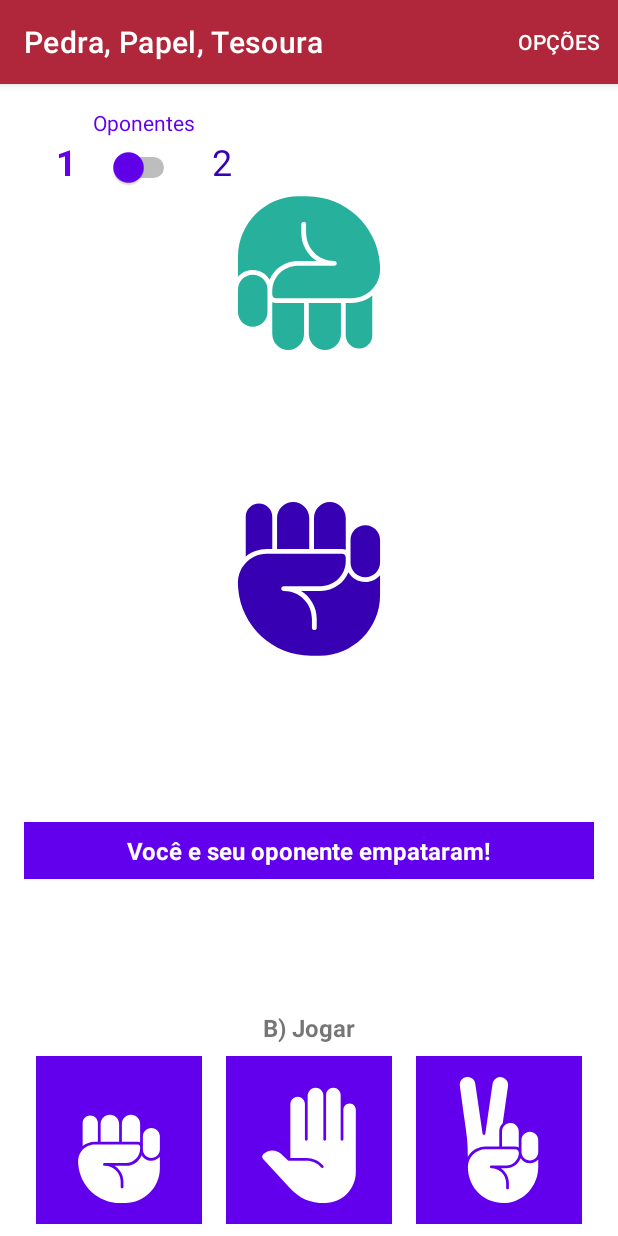
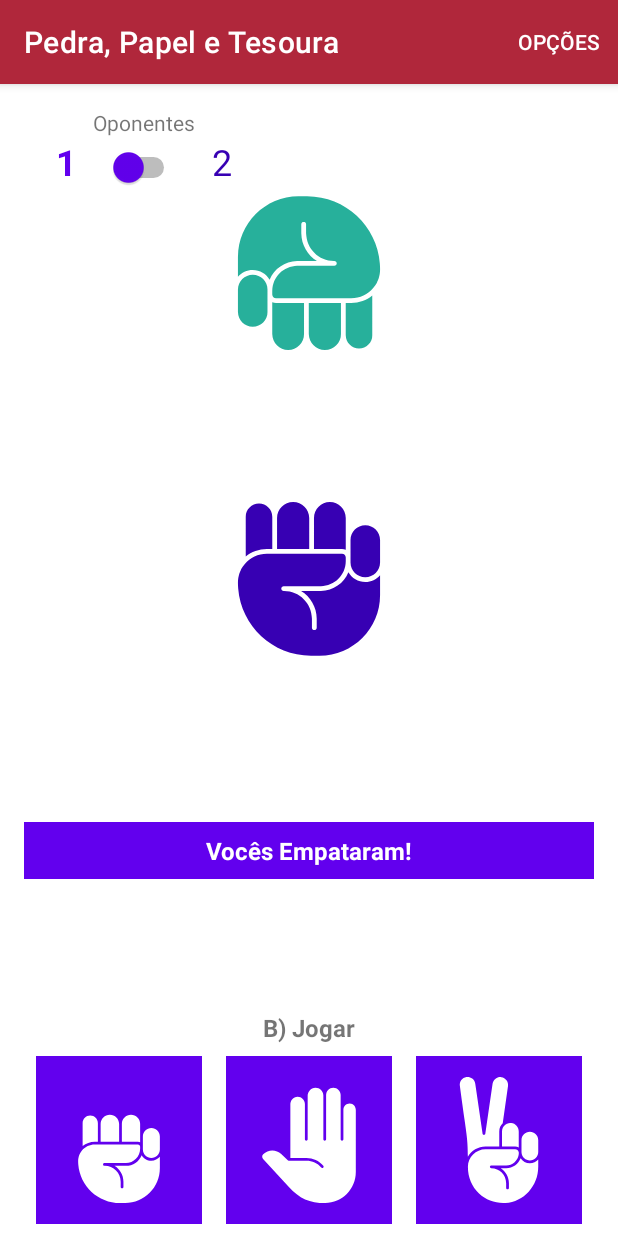
Before and after one commit to fernandosantis/PedraPapelTesoura, an Android app: the screen it shows after launch (MainActivity), after a tap on an icon or button, on a phone screen of 412 x 824 dp. Run offline under Robolectric (Android 15) with nearby library versions, the phone set to English and light mode, and no system bars.

Commit message:
Finalizando as Opções

```diff
--- a/app/src/main/kotlin/br/edu/ifsp/scl/sdm/pedrapapeltesoura/MainActivity.kt
+++ b/app/src/main/kotlin/br/edu/ifsp/scl/sdm/pedrapapeltesoura/MainActivity.kt
@@ -1,50 +1,68 @@
 package br.edu.ifsp.scl.sdm.pedrapapeltesoura
 
-import android.graphics.Typeface
+import android.content.Intent
 import android.os.Bundle
 import android.view.Menu
+import android.view.MenuItem
 import android.view.View
+import android.widget.Toast
+import androidx.activity.result.ActivityResultLauncher
+import androidx.activity.result.contract.ActivityResultContracts
 import androidx.appcompat.app.AppCompatActivity
 import br.edu.ifsp.scl.sdm.pedrapapeltesoura.databinding.ActivityMainBinding
 import kotlin.random.Random
 
 class MainActivity : AppCompatActivity(), View.OnClickListener {
     // Binding
-    private var binding: ActivityMainBinding? = null
-    var qtdOponentes = 1
-    var corP = R.color.design_default_color_primary
+    private lateinit var binding: ActivityMainBinding
+    private lateinit var opcoesActivityResultLauncher: ActivityResultLauncher<Intent>
+    private var corP = R.color.design_default_color_primary
 
     // Integer corPV = R.color.design_default_color_primary_variant;
-    var escolha: Int = 0
+    private var escolha: Int = 0
 
     // Valores: Pedra=0, Papel=1, Tesoura=2
     private var maos = arrayOf(R.drawable.img_pedra, R.drawable.img_papel, R.drawable.img_tesoura)
+
+    companion object {
+        var JOGADAS = 1
+        var PLAYERS = 1
+    }
+
     override fun onCreate(savedInstanceState: Bundle?) {
         super.onCreate(savedInstanceState)
         // Inflando o Layout
         binding = ActivityMainBinding.inflate(
             layoutInflater
         )
-        setContentView(binding!!.root)
+        setContentView(binding.root)
+        supportActionBar?.title = "Pedra, Papel e Tesoura"
         limpaCampos()
 
         // Switch - QtdOponentes
-        binding!!.swtQtdOponentes.isChecked = false
-        binding!!.swtQtdOponentes.setOnCheckedChangeListener { buttonView, isChecked ->
-            if (buttonView.isChecked) {
-                binding!!.lblUmOponente.typeface = Typeface.defaultFromStyle(Typeface.NORMAL)
-                binding!!.lblDoisOponentes.typeface = Typeface.defaultFromStyle(Typeface.BOLD)
-                qtdOponentes = 2
-            } else {
-                binding!!.lblUmOponente.typeface = Typeface.defaultFromStyle(Typeface.BOLD)
-                binding!!.lblDoisOponentes.typeface = Typeface.defaultFromStyle(Typeface.NORMAL)
-                qtdOponentes = 1
+
+        binding.imbtPedra.setOnClickListener(this)
+        binding.imbtPapel.setOnClickListener(this)
+        binding.imbtTesoura.setOnClickListener(this)
+
+/*
+        savedInstanceState?.getString(PLAYERS).takeIf { it != null }.apply { PLAYERS = this.toString() }
+        savedInstanceState?.getString(JOGADAS).takeIf { it != null }.apply { JOGADAS = this.toString() }
+*/
+
+        opcoesActivityResultLauncher =
+            registerForActivityResult(ActivityResultContracts.StartActivityForResult()) { resultado ->
+                if (resultado?.resultCode == RESULT_OK) {
+                    with(resultado) {
+                        data?.getIntExtra("PLAYERS",1).takeIf { it != null }
+                            .let { PLAYERS= it ?: 1 }
+                        data?.getIntExtra("JOGADAS",1).takeIf { it != null }
+                            .let { JOGADAS = it ?: 1 }
+                    }
+                }
+                Toast.makeText(this@MainActivity, "Players $PLAYERS : Rodadas: $JOGADAS", Toast.LENGTH_SHORT).show()
+                limpaCampos()
             }
-            limpaCampos()
-        }
-        binding!!.imbtPedra.setOnClickListener(this)
-        binding!!.imbtPapel.setOnClickListener(this)
-        binding!!.imbtTesoura.setOnClickListener(this)
     }
 
     override fun onClick(view: View) {
@@ -53,51 +71,71 @@ class MainActivity : AppCompatActivity(), View.OnClickListener {
             R.id.imbtPapel -> escolha = 1
             R.id.imbtTesoura -> escolha = 2
         }
-        binding!!.imgJogador.setImageResource(maos[escolha])
+        binding.imgJogador.setImageResource(maos[escolha])
         // Checa Qtd de Oponentes
-        if (qtdOponentes == 1) {
+        if (PLAYERS == 1) {
             jogar1Op()
         } else {
             jogar2Op()
         }
     }
 
+    // Menu
     override fun onCreateOptionsMenu(menu: Menu): Boolean {
         val inflater = menuInflater
         inflater.inflate(R.menu.menu, menu)
         return true
     }
 
-    fun jogar1Op() {
+    // Opcao Menu
+    override fun onOptionsItemSelected(item: MenuItem): Boolean {
+        return when (item.itemId) {
+            R.id.opt_opcoes -> {
+                val opcoesIntent = Intent(this, OpcoesActivity::class.java)
+                with(binding) {
+                    opcoesIntent.putExtra("PLAYERS", PLAYERS)
+
+                    opcoesIntent.putExtra("JOGADAS", JOGADAS)
+                }
+                opcoesActivityResultLauncher.launch(opcoesIntent)
+                true
+            }
+            else -> {
+                false
+            }
+        }
+    }
+
+    private fun jogar1Op() {
         val random = Random(System.currentTimeMillis())
         val escolhaOp1 = random.nextInt(3)
 
         // Ajusta visualização dos Elementos
-        binding!!.imgOponente1.setImageResource(maos[escolhaOp1])
-        binding!!.llResultadoOponentes.visibility = View.VISIBLE
-        binding!!.imgOponente1.rotation = 180f
-        binding!!.imgOponente2.visibility = View.GONE
-        binding!!.llResultadosJogador.visibility = View.VISIBLE
-        binding!!.lblResultado.text = resultado1(escolha, escolhaOp1)
-        binding!!.lblResultado.visibility = View.VISIBLE
+        binding.imgOponente1.setImageResource(maos[escolhaOp1])
+        binding.llResultadoOponentes.visibility = View.VISIBLE
+        binding.imgOponente1.rotation = 180f
+        binding.imgOponente2.visibility = View.GONE
+        binding.llResultadosJogador.visibility = View.VISIBLE
+        binding.lblResultado.text = resultado1(escolha, escolhaOp1)
+        binding.lblResultado.visibility = View.VISIBLE
     }
 
-    fun jogar2Op() {
+    private fun jogar2Op() {
         val random = Random(System.currentTimeMillis())
         val escolhaOp1 = random.nextInt(3)
         val escolhaOp2 = random.nextInt(3)
-        binding!!.imgOponente1.setImageResource(maos[escolhaOp1])
-        binding!!.imgOponente2.setImageResource(maos[escolhaOp2])
-        binding!!.llResultadoOponentes.visibility = View.VISIBLE
-        binding!!.imgOponente1.rotation = 135f
-        binding!!.imgOponente2.rotation = 225f
-        binding!!.llResultadosJogador.visibility = View.VISIBLE
-        binding!!.lblResultado.text = resultado2(escolha, escolhaOp1, escolhaOp2)
-        binding!!.lblResultado.visibility = View.VISIBLE
+        binding.imgOponente1.setImageResource(maos[escolhaOp1])
+        binding.imgOponente2.setImageResource(maos[escolhaOp2])
+        binding.llResultadoOponentes.visibility = View.VISIBLE
+        binding.imgOponente1.rotation = 135f
+        binding.imgOponente2.rotation = 225f
+        binding.llResultadosJogador.visibility = View.VISIBLE
+        binding.lblResultado.text = resultado2(escolha, escolhaOp1, escolhaOp2)
+        binding.lblResultado.visibility = View.VISIBLE
     }
 
     private fun compara(v1: Int, v2: Int): Int {
-        return if (v1 === v2) {
+        return if (v1 == v2) {
             0 // Empatou
         } else if (v1 - v2 == -2 || v1 - v2 == 1) {
             1 // Venceu
@@ -108,9 +146,9 @@ class MainActivity : AppCompatActivity(), View.OnClickListener {
 
     private fun resultado1(v1: Int, v2: Int): String {
         return when (compara(v1, v2)) {
-            1 -> "Você venceu seu oponente!"
+            1 -> "Você venceu o outro jogador!"
             -1 -> "Você perdeu de seu oponente!"
-            else -> "Você e seu oponente empataram!"
+            else -> "Vocês Empataram!"
         }
     }
 
@@ -119,25 +157,24 @@ class MainActivity : AppCompatActivity(), View.OnClickListener {
         val v1v3: Int = compara(v1, v3) * 7
         return when (v1v2 + v1v3) {
             0 -> "Empate: Todos Jogaram igual."
-            7 -> "Você e o Oponente 1 diviram o prêmio de vencedor."
-            -7 -> "Você empatou com o Oponente 1 mas perderam do Oponente 2, que foi o vencedor!"
-            3 -> "Você Ganhou do Oponente 1 e dividiu o prêmio com o Oponente 2."
+            7 -> "Você e o Jogador 1 diviram o prêmio de vencedor."
+            -7 -> "Você empatou com o Jogador 1 mas perderam do Jogador 2, que foi o vencedor!"
+            3 -> "Você Ganhou do Jogador 1 e dividiu o prêmio com o Jogador 2."
             10 -> "Parabéns! Você venceu a todos os oponentes"
-            -3 -> "O Oponente 1 venceu! Você e o Oponente 2 empataram."
+            -3 -> "O Jogador 1 venceu! Você e o Jogador 2 empataram."
             -10 -> "Você levou uma lavada e perdeu de ambos."
             else -> "Todos jogaram diferente. Então não houve vencedores."
         }
     }
 
-    fun limpaCampos() {
-        binding!!.llResultadoOponentes.visibility = View.INVISIBLE
-        binding!!.imgOponente2.visibility = View.VISIBLE
-        binding!!.llResultadosJogador.visibility = View.INVISIBLE
-        binding!!.lblResultado.visibility = View.INVISIBLE
-        binding!!.lblResultado.text = ""
-        binding!!.lblOponentes.setTextColor(getColor(corP))
-        binding!!.imbtPedra.setBackgroundColor(getColor(corP))
-        binding!!.imbtPapel.setBackgroundColor(getColor(corP))
-        binding!!.imbtTesoura.setBackgroundColor(getColor(corP))
+    private fun limpaCampos() {
+        binding.llResultadoOponentes.visibility = View.INVISIBLE
+        binding.imgOponente2.visibility = View.VISIBLE
+        binding.llResultadosJogador.visibility = View.INVISIBLE
+        binding.lblResultado.visibility = View.INVISIBLE
+        binding.lblResultado.text = ""
+        binding.imbtPedra.setBackgroundColor(getColor(corP))
+        binding.imbtPapel.setBackgroundColor(getColor(corP))
+        binding.imbtTesoura.setBackgroundColor(getColor(corP))
     }
 }
```
Also changed, not shown: app/src/main/kotlin/br/edu/ifsp/scl/sdm/pedrapapeltesoura/OpcoesActivity.kt (+15 -19 lines).
